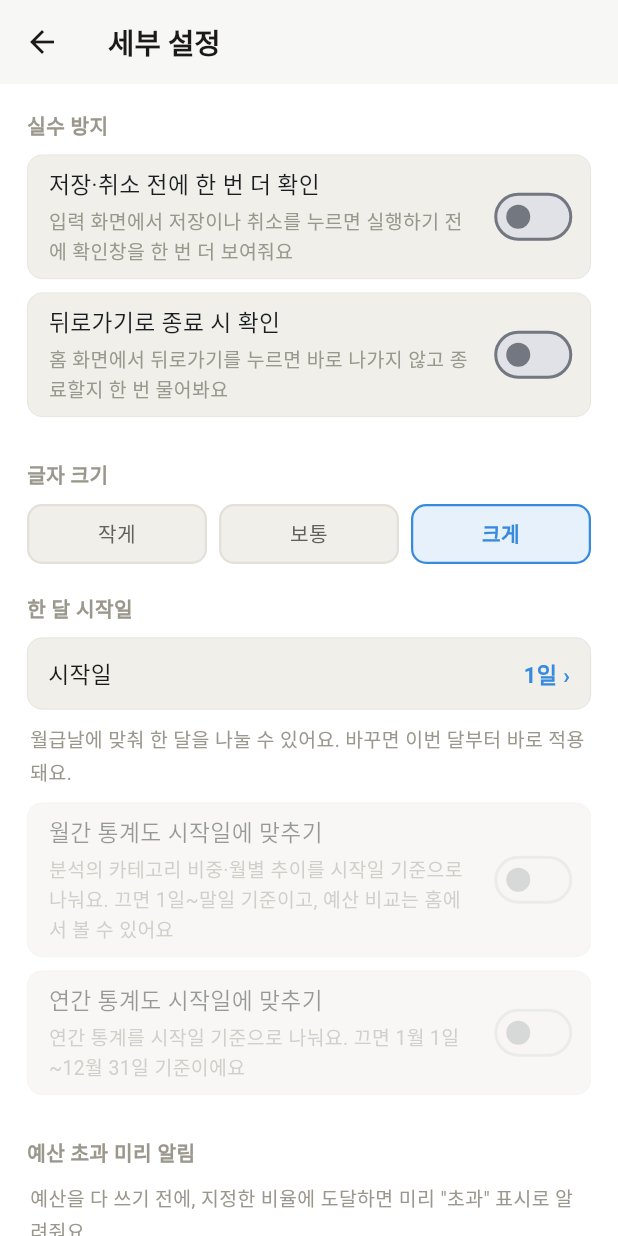
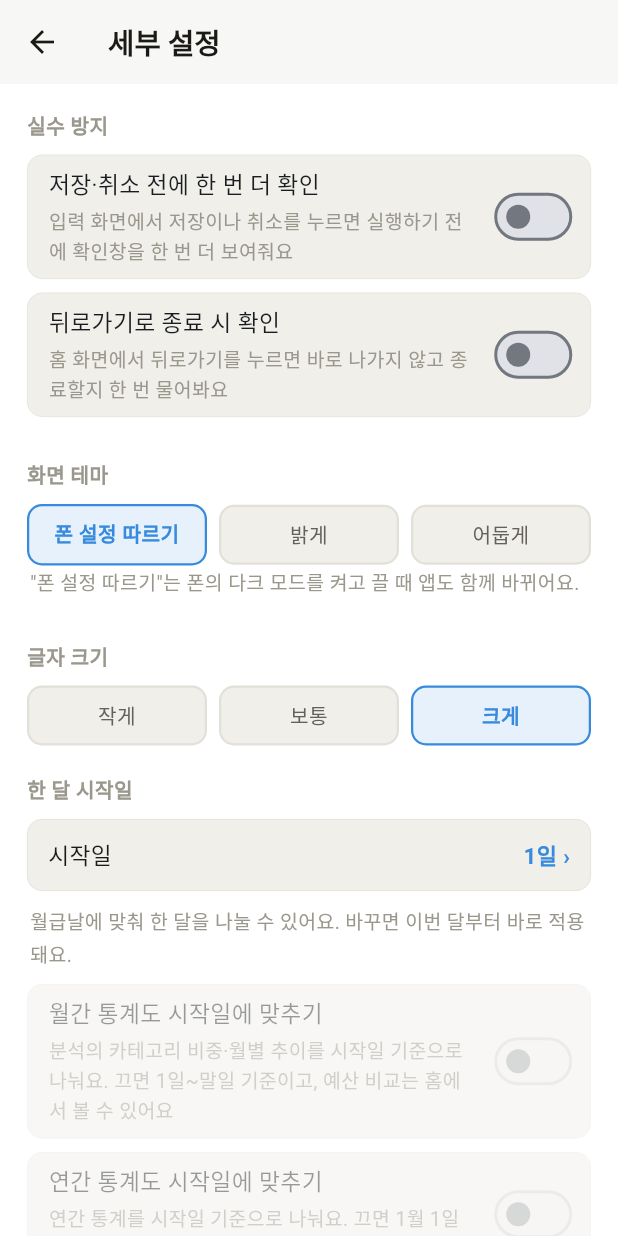
Before and after one commit to Kal-Moon/Budget-book-application, a Flutter app: the DetailSettingsScreen screen opened directly, after a tap on "크게", on a phone screen of 412 x 824 dp. Run offline on Flutter 3.47's test engine with Material 3 defaults, Android fonts, the phone set to English and light mode, and no system bars; our stand-ins replace csv, drift, drift_flutter, file_picker, fl_chart, flutter_riverpod and 5 more; missing offline and left inert: cp949_codec, excel; accounts and stored records are empty; generated files the repository leaves out were written again.

Commit message:
Add a dark theme that follows the phone by default
Detail settings choose between following the phone, light, and dark.
Analysis highlight colors get a dark variant so text stays readable.

Co-Authored-By: Claude Opus 5.5 <noreply@anthropic.com>
Claude-Session: https://claude.ai/code/session_018FrQUJ6WiY1Adb4xTWdXAQ

```diff
--- a/lib/main.dart
+++ b/lib/main.dart
@@ -35,6 +35,7 @@ class GagyebuApp extends ConsumerWidget {
   @override
   Widget build(BuildContext context, WidgetRef ref) {
     final fontSize = ref.watch(settingsProvider.select((s) => s.fontSize));
+    final theme = ref.watch(settingsProvider.select((s) => s.theme));
     final onboardingDone = ref.watch(
       settingsProvider.select((s) => s.onboardingDone),
     );
@@ -42,6 +43,12 @@ class GagyebuApp extends ConsumerWidget {
       title: '가계부',
       debugShowCheckedModeBanner: false,
       theme: buildTheme(),
+      darkTheme: buildTheme(brightness: Brightness.dark),
+      themeMode: switch (theme) {
+        ThemeOption.system => ThemeMode.system,
+        ThemeOption.light => ThemeMode.light,
+        ThemeOption.dark => ThemeMode.dark,
+      },
       locale: const Locale('ko', 'KR'),
       supportedLocales: const [Locale('ko', 'KR')],
       localizationsDelegates: GlobalMaterialLocalizations.delegates,
--- a/lib/ui/home/date_picker_sheet.dart
+++ b/lib/ui/home/date_picker_sheet.dart
@@ -215,7 +215,7 @@ class _DatePickerSheetState extends ConsumerState<_DatePickerSheet> {
                     ? FontWeight.w700
                     : FontWeight.w400,
                 color: isSel
-                    ? Colors.white
+                    ? c.onAccent
                     : dow == 0
                     ? c.danger
                     : dow == 6
@@ -258,7 +258,7 @@ class _DatePickerSheetState extends ConsumerState<_DatePickerSheet> {
           label,
           style: TextStyle(
             fontSize: 13.5,
-            color: selected ? Colors.white : c.textPrimary,
+            color: selected ? c.onAccent : c.textPrimary,
           ),
         ),
       ),
--- a/lib/ui/import/import_table_view.dart
+++ b/lib/ui/import/import_table_view.dart
@@ -82,14 +82,14 @@ class ImportTableView extends StatelessWidget {
                       style: TextStyle(
                         fontSize: 11.5,
                         fontWeight: FontWeight.w700,
-                        color: role == null ? c.textMuted : c.surface0,
+                        color: role == null ? c.textMuted : c.onAccent,
                       ),
                     ),
                   ),
                   Icon(
                     Icons.arrow_drop_down,
                     size: 16,
-                    color: role == null ? c.textMuted : c.surface0,
+                    color: role == null ? c.textMuted : c.onAccent,
                   ),
                 ],
               ),
@@ -115,7 +115,7 @@ class ImportTableView extends StatelessWidget {
                 style: TextStyle(
                   fontSize: 11,
                   fontWeight: FontWeight.w600,
-                  color: isHeader ? c.surface0 : c.textMuted,
+                  color: isHeader ? c.onAccent : c.textMuted,
                 ),
               ),
             ),
--- a/lib/ui/settings/detail_settings_screen.dart
+++ b/lib/ui/settings/detail_settings_screen.dart
@@ -26,7 +26,7 @@ class DetailSettingsScreen extends ConsumerWidget {
     final s = ref.watch(settingsProvider);
     final notifier = ref.read(settingsProvider.notifier);
     final lock = ref.watch(lockProvider);
-    final highlight = highlightColorOf(s.highlightColor);
+    final highlight = context.highlightOf(highlightColorOf(s.highlightColor));
     final calendar = ref.watch(periodCalendarProvider);
     final currentKey = ref.watch(currentMonthKeyProvider);
     final categoryMode =
@@ -67,6 +67,22 @@ class DetailSettingsScreen extends ConsumerWidget {
                   );
                 },
               ),
+            ],
+          ),
+          SettingsSection(
+            title: '화면 테마',
+            children: [
+              SettingsChoice<ThemeOption>(
+                items: ThemeOption.values,
+                selected: s.theme,
+                labelOf: (v) => switch (v) {
+                  ThemeOption.system => '폰 설정 따르기',
+                  ThemeOption.light => '밝게',
+                  ThemeOption.dark => '어둡게',
+                },
+                onSelected: (v) => notifier.update((s) => s.copyWith(theme: v)),
+              ),
+              const SettingsNote('"폰 설정 따르기"는 폰의 다크 모드를 켜고 끌 때 앱도 함께 바뀌어요.'),
             ],
           ),
           SettingsSection(
@@ -185,7 +201,7 @@ class DetailSettingsScreen extends ConsumerWidget {
                   for (final h in highlightColors)
                     Semantics(
                       label: '강조색 ${h.key}',
-                      selected: h.key == highlight.key,
+                      selected: h.key == s.highlightColor,
                       button: true,
                       child: GestureDetector(
                         onTap: () => notifier.update(
@@ -198,7 +214,7 @@ class DetailSettingsScreen extends ConsumerWidget {
                             color: Color(h.swatch),
                             shape: BoxShape.circle,
                             border: Border.all(
-                              color: h.key == highlight.key
+                              color: h.key == s.highlightColor
                                   ? context.colors.textPrimary
                                   : Colors.transparent,
                               width: 2.5,
@@ -217,11 +233,8 @@ class DetailSettingsScreen extends ConsumerWidget {
                   vertical: 10,
                 ),
                 decoration: BoxDecoration(
-                  color: Color(highlight.background),
-                  border: Border.all(
-                    color: Color(highlight.border),
-                    width: 0.5,
-                  ),
+                  color: highlight.background,
+                  border: Border.all(color: highlight.border, width: 0.5),
                   borderRadius: BorderRadius.circular(10),
                 ),
                 child: Row(
@@ -236,12 +249,15 @@ class DetailSettingsScreen extends ConsumerWidget {
                         vertical: 1,
                       ),
                       decoration: BoxDecoration(
-                        color: Color(highlight.text),
+                        color: highlight.badge,
                         borderRadius: BorderRadius.circular(8),
                       ),
-                      child: const Text(
+                      child: Text(
                         '초과',
-                        style: TextStyle(fontSize: 9.5, color: Colors.white),
+                        style: TextStyle(
+                          fontSize: 9.5,
+                          color: highlight.onBadge,
+                        ),
                       ),
                     ),
                     const Spacer(),
@@ -250,7 +266,7 @@ class DetailSettingsScreen extends ConsumerWidget {
                       style: TextStyle(
                         fontSize: 13,
                         fontWeight: FontWeight.w600,
-                        color: Color(highlight.text),
+                        color: highlight.text,
                       ),
                     ),
                   ],
--- a/lib/ui/theme.dart
+++ b/lib/ui/theme.dart
@@ -1,4 +1,6 @@
 import 'package:flutter/material.dart';
+
+import '../domain/analysis.dart';
 
 /// 이전 앱(reference/index.html)의 :root 색상을 그대로 옮긴 값.
 class AppColors extends ThemeExtension<AppColors> {
@@ -22,7 +24,31 @@ class AppColors extends ThemeExtension<AppColors> {
     this.dangerStrong = const Color(0xFFA32D2D),
     this.warningBg = const Color(0xFFFAEEDA),
     this.warningText = const Color(0xFF854F0B),
+    this.onAccent = const Color(0xFFFFFFFF),
   });
+
+  /// 어두운 화면용. 밝은 색의 역할을 그대로 두고 밝기만 뒤집었다.
+  const AppColors.dark()
+    : surface0 = const Color(0xFF1A1A18),
+      surface1 = const Color(0xFF222220),
+      surface2 = const Color(0xFF2B2A27),
+      border = const Color(0xFF3A3934),
+      borderStrong = const Color(0xFF55534C),
+      textPrimary = const Color(0xFFEDECE7),
+      textSecondary = const Color(0xFFB5B3AB),
+      textMuted = const Color(0xFF8A887F),
+      accent = const Color(0xFF5AA2EC),
+      accentBg = const Color(0xFF1E3246),
+      danger = const Color(0xFFEF6766),
+      dangerBg = const Color(0xFF3D2323),
+      income = const Color(0xFF8BC25A),
+      incomeBg = const Color(0xFF263220),
+      incomeBorder = const Color(0xFF4C6B33),
+      accentStrong = const Color(0xFF8DC0F4),
+      dangerStrong = const Color(0xFFF49A99),
+      warningBg = const Color(0xFF3B2F18),
+      warningText = const Color(0xFFE8B865),
+      onAccent = const Color(0xFFFFFFFF);
 
   final Color surface0;
   final Color surface1;
@@ -52,23 +78,31 @@ class AppColors extends ThemeExtension<AppColors> {
   final Color warningBg;
   final Color warningText;
 
+  /// 강조색(파랑·빨강) 배경 위의 글자.
+  final Color onAccent;
+
   @override
   AppColors copyWith() => this;
 
   @override
-  AppColors lerp(AppColors? other, double t) => this;
+  AppColors lerp(AppColors? other, double t) =>
+      other == null || t < 0.5 ? this : other;
 }
 
 extension AppColorsX on BuildContext {
   AppColors get colors => Theme.of(this).extension<AppColors>()!;
 }
 
-ThemeData buildTheme() {
-  const c = AppColors();
+ThemeData buildTheme({Brightness brightness = Brightness.light}) {
+  final c = brightness == Brightness.dark
+      ? const AppColors.dark()
+      : const AppColors();
   return ThemeData(
     useMaterial3: true,
+    brightness: brightness,
     colorScheme: ColorScheme.fromSeed(
       seedColor: c.accent,
+      brightness: brightness,
       primary: c.accent,
       error: c.danger,
       surface: c.surface0,
@@ -93,12 +127,55 @@ ThemeData buildTheme() {
       ),
     ),
     dividerColor: c.border,
-    // 모든 시트: 손잡이 표시, 흰 배경(시트마다 따로 정하지 않는다).
+    dialogTheme: DialogThemeData(backgroundColor: c.surface0),
+    // 모든 시트: 손잡이 표시, 화면 배경색(시트마다 따로 정하지 않는다).
     bottomSheetTheme: BottomSheetThemeData(
       showDragHandle: true,
       backgroundColor: c.surface0,
       modalBackgroundColor: c.surface0,
     ),
-    extensions: const [c],
+    extensions: [c],
   );
 }
+
+/// 분석 화면 강조색을 지금 화면 밝기에 맞춘 것.
+/// 밝은 화면은 세부 설정의 색 그대로, 어두운 화면은 진한 배경 위에서 읽히게 바꾼다.
+class HighlightPalette {
+  const HighlightPalette({
+    required this.background,
+    required this.border,
+    required this.text,
+    required this.badge,
+    required this.onBadge,
+  });
+
+  final Color background;
+  final Color border;
+  final Color text;
+
+  /// "초과" 표시의 배경과 글자.
+  final Color badge;
+  final Color onBadge;
+}
+
+extension HighlightPaletteX on BuildContext {
+  HighlightPalette highlightOf(HighlightColor h) {
+    if (Theme.of(this).brightness == Brightness.dark) {
+      final border = Color(h.border);
+      return HighlightPalette(
+        background: border.withValues(alpha: 0.18),
+        border: border,
+        text: Color.lerp(border, const Color(0xFFFFFFFF), 0.45)!,
+        badge: border,
+        onBadge: colors.surface0,
+      );
+    }
+    return HighlightPalette(
+      background: Color(h.background),
+      border: Color(h.border),
+      text: Color(h.text),
+      badge: Color(h.text),
+      onBadge: colors.onAccent,
+    );
+  }
+}
```
Also changed, not shown: lib/data/settings.dart (+12 -1 lines), lib/ui/analysis/donut_pane.dart (+11 -9 lines), 1 other file.
